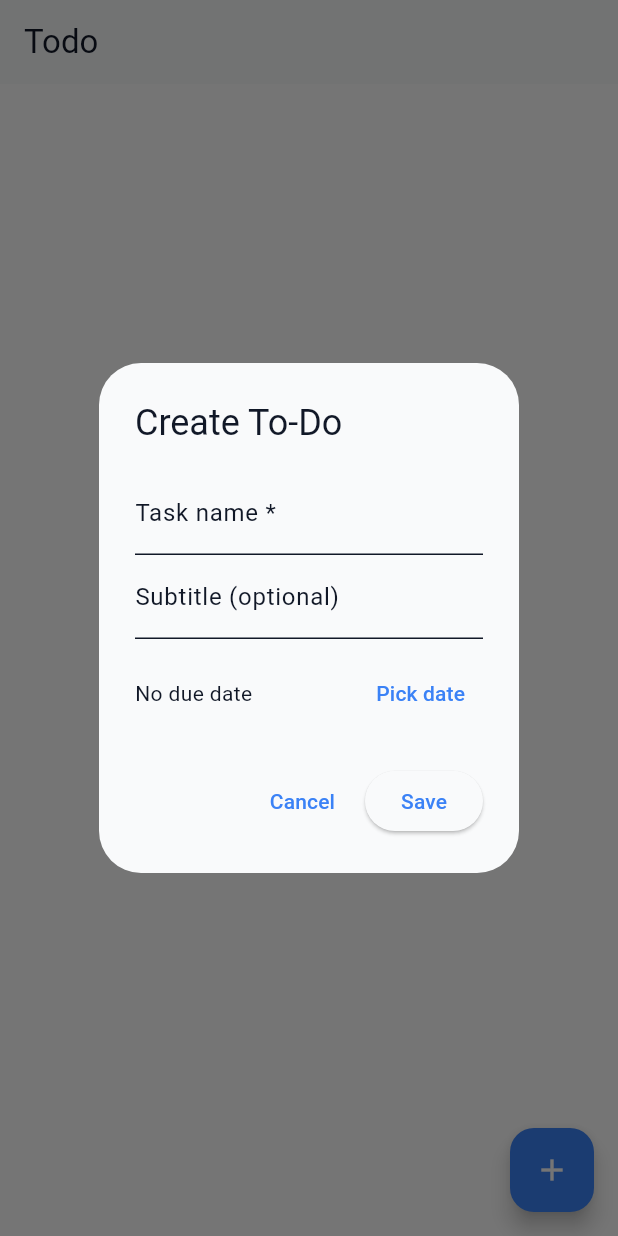
After one commit to arunmainali/flutter-todo, a Flutter app: the screen it shows after launch, after a tap on the "add" icon, on a phone screen of 412 x 824 dp. The commit adds this screen. Run offline on Flutter 3.47's test engine with Material 3 defaults, Android fonts, the phone set to English and light mode, and no system bars; our stand-ins replace flutter_slidable, hive_flutter; accounts and stored records are empty.

Commit message:
The following features are added: - When creating a to-do item, the user is be able to add an optional subtitle. - When creating a to-do item, the user is be able to add the deadline of that to-do item. - In the to-do tile, the time remaining for that to-do item is be displayed. - A separate page for updating the name and subtitle of the to-do item. - A back button features to go from the updating page to the list view page. - Validation:     - If a list is created without a name (subtitle and due date are optional), the app prompts the user for a name.     - If a list is being deleted, the app asks for the conformation of the user using a dialog box.

```diff
--- /dev/null
+++ b/lib/util/create_task_dialog.dart
@@ -0,0 +1,101 @@
+import 'package:flutter/material.dart';
+
+class CreateTaskDialog extends StatefulWidget {
+  final Function(String, String?, DateTime?) onSave;
+  final VoidCallback onCancel;
+
+  const CreateTaskDialog({
+    super.key,
+    required this.onSave,
+    required this.onCancel,
+  });
+
+  @override
+  State<CreateTaskDialog> createState() => _CreateTaskDialogState();
+}
+
+class _CreateTaskDialogState extends State<CreateTaskDialog> {
+  final _nameController = TextEditingController();
+  final _subtitleController = TextEditingController();
+
+  DateTime? _selectedDate;
+
+  Future pickDueDate() async {
+    final now = DateTime.now();
+    final selected = await showDatePicker(
+      context: context,
+      initialDate: now,
+      firstDate: now,
+      lastDate: DateTime(now.year + 10),
+    );
+    if (selected != null) {
+      setState(() => _selectedDate = selected);
+    }
+  }
+
+  @override
+  Widget build(BuildContext context) {
+    final scheme = Theme.of(context).colorScheme;
+
+    return AlertDialog(
+      title: Text("Create To-Do"),
+      content: Column(
+        mainAxisSize: MainAxisSize.min,
+        children: [
+          TextField(
+            controller: _nameController,
+            decoration: InputDecoration(
+              labelText: "Task name *",
+            ),
+          ),
+          TextField(
+            controller: _subtitleController,
+            decoration: InputDecoration(
+              labelText: "Subtitle (optional)",
+            ),
+          ),
+          const SizedBox(height: 12),
+          Row(
+            children: [
+              Expanded(
+                child: Text(
+                  _selectedDate == null
+                      ? "No due date"
+                      : "Due: ${_selectedDate!.toLocal()}".split(" ").first,
+                ),
+              ),
+              TextButton(
+                onPressed: pickDueDate,
+                child: Text("Pick date"),
+              )
+            ],
+          ),
+        ],
+      ),
+      actions: [
+        TextButton(
+          onPressed: widget.onCancel,
+          child: Text("Cancel"),
+        ),
+        ElevatedButton(
+          onPressed: () {
+            if (_nameController.text.trim().isEmpty) {
+              ScaffoldMessenger.of(context).showSnackBar(
+                SnackBar(content: Text("Task name is required.")),
+              );
+              return;
+            }
+            widget.onSave(
+              _nameController.text.trim(),
+              _subtitleController.text.trim().isEmpty
+                  ? null
+                  : _subtitleController.text.trim(),
+              _selectedDate,
+            );
+          },
+          child: Text("Save"),
+        ),
+      ],
+    );
+  }
+}
```
Also changed, not shown: lib/data/database.dart (+40 -5 lines), lib/pages/edit_page.dart (added, +84 -0 lines), lib/pages/home_page.dart (+86 -37 lines), lib/util/todo_tile.dart (+66 -20 lines).
